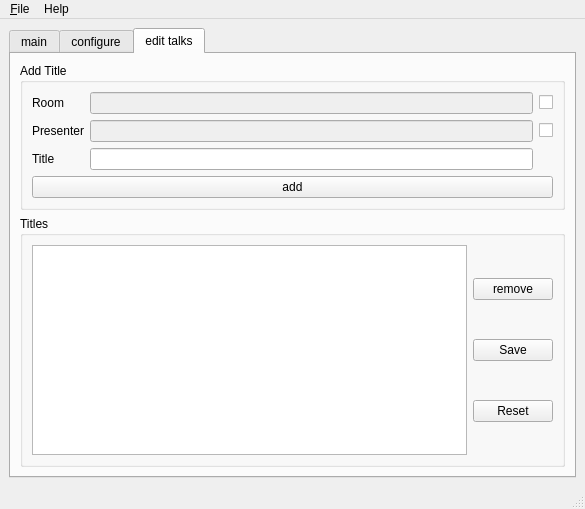
This is src/forms/freeseer_ui_qt.ui in Freeseer/freeseer as Qt 5 draws it before an edit. The edited form follows.
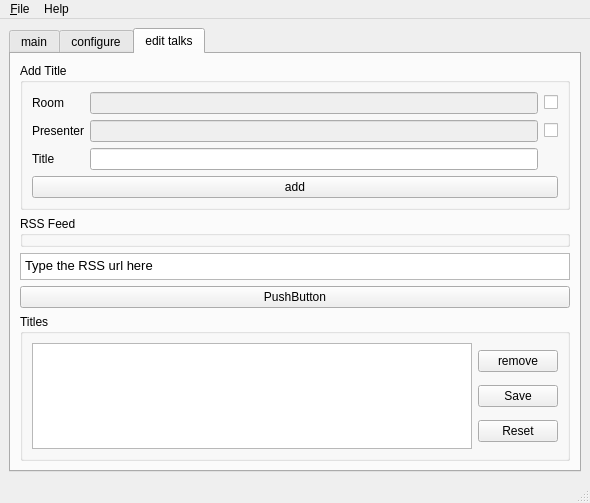
This is the edited form. The open tabs and pages were chosen to show the change. Icons and pictures are not drawn.

Commit message: Added rss url text field and load button

What changed in the file:
```diff
--- a/src/forms/freeseer_ui_qt.ui
+++ b/src/forms/freeseer_ui_qt.ui
@@ -6,8 +6,8 @@
    <rect>
     <x>0</x>
     <y>0</y>
-    <width>585</width>
-    <height>509</height>
+    <width>590</width>
+    <height>503</height>
    </rect>
   </property>
   <property name="windowTitle">
@@ -457,6 +457,37 @@
           </layout>
          </widget>
         </item>
+        <item>
+         <widget class="QGroupBox" name="groupBox_3">
+          <property name="title">
+           <string>RSS Feed</string>
+          </property>
+         </widget>
+        </item>
+        <item>
+         <widget class="QTextEdit" name="textEdit">
+          <property name="maximumSize">
+           <size>
+            <width>16777215</width>
+            <height>27</height>
+           </size>
+          </property>
+          <property name="html">
+           <string>&lt;!DOCTYPE HTML PUBLIC &quot;-//W3C//DTD HTML 4.0//EN&quot; &quot;http://www.w3.org/TR/REC-html40/strict.dtd&quot;&gt;
+&lt;html&gt;&lt;head&gt;&lt;meta name=&quot;qrichtext&quot; content=&quot;1&quot; /&gt;&lt;style type=&quot;text/css&quot;&gt;
+p, li { white-space: pre-wrap; }
+&lt;/style&gt;&lt;/head&gt;&lt;body style=&quot; font-family:'Sans'; font-size:10pt; font-weight:400; font-style:normal;&quot;&gt;
+&lt;p style=&quot; margin-top:0px; margin-bottom:0px; margin-left:0px; margin-right:0px; -qt-block-indent:0; text-indent:0px;&quot;&gt;Type the RSS url here&lt;/p&gt;&lt;/body&gt;&lt;/html&gt;</string>
+          </property>
+         </widget>
+        </item>
+        <item>
+         <widget class="QPushButton" name="pushButton">
+          <property name="text">
+           <string>PushButton</string>
+          </property>
+         </widget>
+        </item>
         <item>
          <widget class="QGroupBox" name="groupBox_2">
           <property name="title">
@@ -509,8 +540,8 @@
     <rect>
      <x>0</x>
      <y>0</y>
-     <width>585</width>
-     <height>21</height>
+     <width>590</width>
+     <height>25</height>
     </rect>
    </property>
    <widget class="QMenu" name="menuFile">
```
